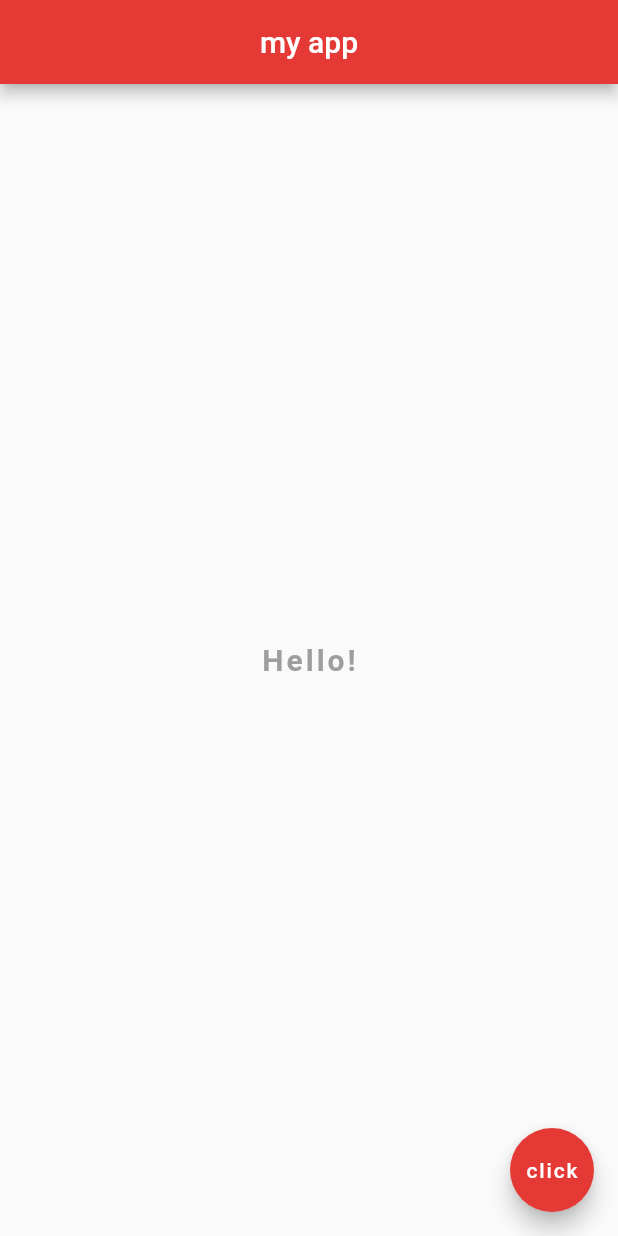
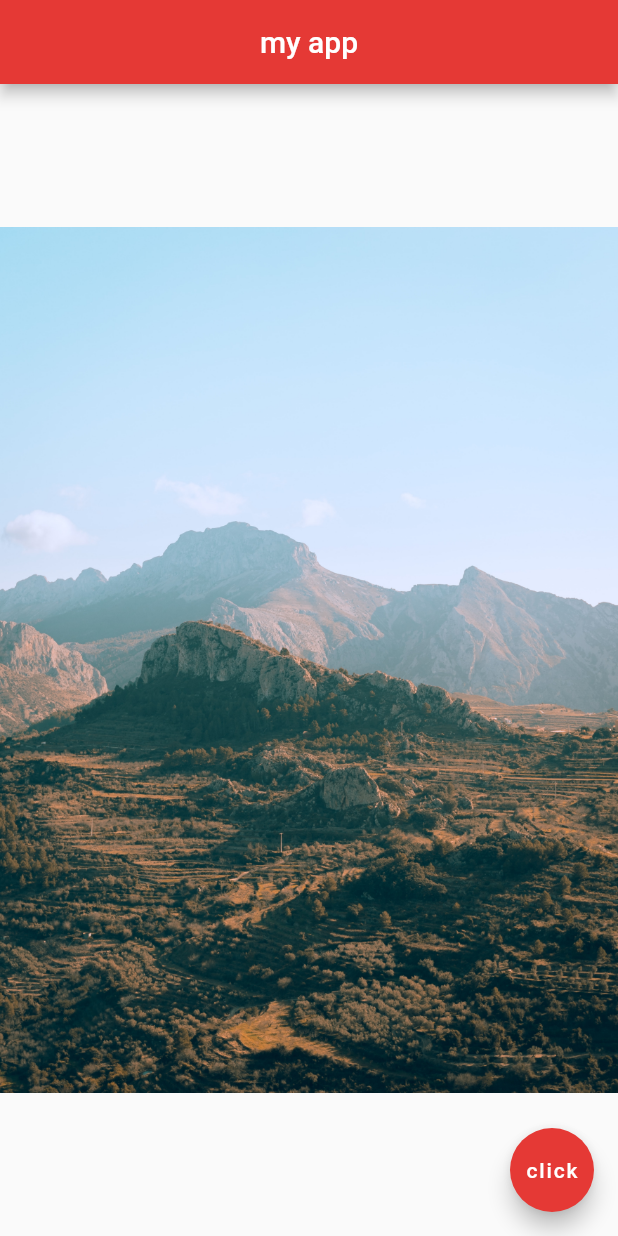
Before and after one commit to prashik0202/World-Clock-app-using-Flutter, a Flutter app: the screen it shows after launch, on a phone screen of 412 x 824 dp. Run offline on Flutter 3.47's test engine with Material 2 defaults, Android fonts, the phone set to English and light mode, and no system bars.

```diff
--- a/lib/main.dart
+++ b/lib/main.dart
@@ -1,21 +1,22 @@
 import 'package:flutter/material.dart';
 
-void main() => runApp(MaterialApp(
-    home : Scaffold(
+void main() => runApp(const MaterialApp(
+    home : Home()
+  ));
+
+class Home extends StatelessWidget {
+  const Home({Key? key}) : super(key: key);
+  @override
+  Widget build(BuildContext context) {
+    return Scaffold(
       appBar: AppBar(
         title: const Text('my app'),
         centerTitle: true,
         backgroundColor: Colors.red[600],
       ),
       body: const Center(
-        child : Text(
-            'Hello!',
-          style: TextStyle(
-            fontSize: 20.0,
-            fontWeight: FontWeight.bold,
-            letterSpacing: 2.0,
-            color: Colors.grey,
-          ),
+        child : Image(
+          image : AssetImage('assets/img-2.jpg'),
         ),
       ),
       floatingActionButton: FloatingActionButton(
@@ -23,5 +24,6 @@ void main() => runApp(MaterialApp(
         backgroundColor: Colors.red[600],
         child : const Text('click'),
       ),
-    ),
-  ));
+    );
+  }
+}
```
Also changed, not shown: pubspec.yaml (+6 -14 lines), assets/img-1.jpg (added), assets/img-2.jpg (added), fonts/ShadowsIntoLight-Regular.ttf (added).
